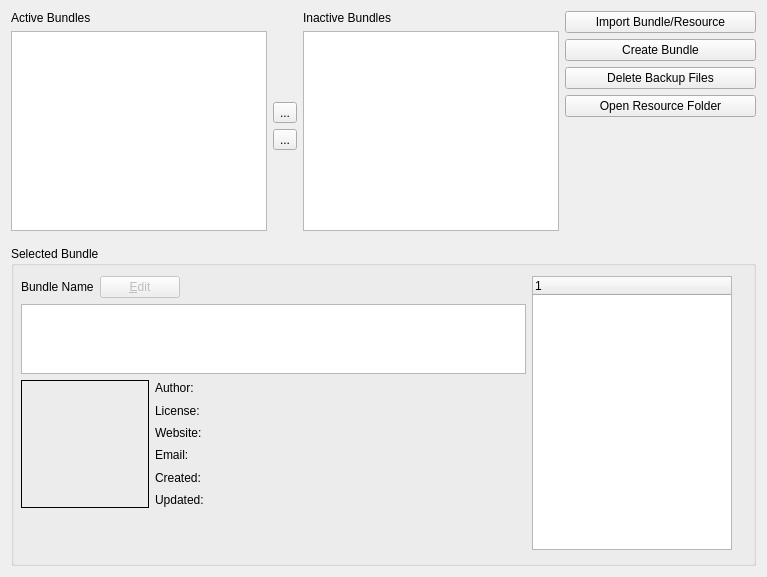
KDE/krita, file krita/plugins/extensions/resourcemanager/wdgdlgbundlemanager.ui: the form before one commit.
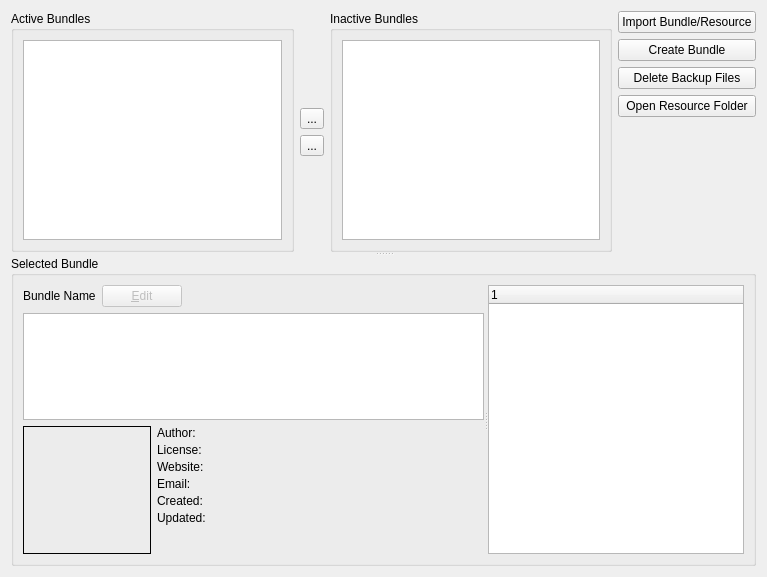
The form after the commit.

Commit message: BUG:348494 Reworked Resource Manager UI layout to work better when window is resized

Diff of the .ui file:
```diff
--- a/krita/plugins/extensions/resourcemanager/wdgdlgbundlemanager.ui
+++ b/krita/plugins/extensions/resourcemanager/wdgdlgbundlemanager.ui
@@ -12,22 +12,41 @@
   </property>
   <layout class="QVBoxLayout" name="verticalLayout_5">
    <item>
+    <widget class="QSplitter" name="splitter">
+     <property name="orientation">
+      <enum>Qt::Vertical</enum>
+     </property>
+     <property name="childrenCollapsible">
+      <bool>false</bool>
+     </property>
+     <widget class="QWidget" name="bundleOverviewContainer" native="true">
+      <property name="sizePolicy">
+       <sizepolicy hsizetype="Preferred" vsizetype="Preferred">
+        <horstretch>0</horstretch>
+        <verstretch>10</verstretch>
+       </sizepolicy>
+      </property>
     <layout class="QHBoxLayout" name="horizontalLayout">
+       <property name="leftMargin">
+        <number>0</number>
+       </property>
+       <property name="topMargin">
+        <number>0</number>
+       </property>
+       <property name="rightMargin">
+        <number>0</number>
+       </property>
+       <property name="bottomMargin">
+        <number>0</number>
+       </property>
      <item>
       <layout class="QVBoxLayout" name="verticalLayout_2">
        <item>
-        <widget class="QLabel" name="label">
-         <property name="sizePolicy">
-          <sizepolicy hsizetype="Preferred" vsizetype="Fixed">
-           <horstretch>0</horstretch>
-           <verstretch>0</verstretch>
-          </sizepolicy>
-         </property>
-         <property name="text">
+          <widget class="QGroupBox" name="groupBox">
+           <property name="title">
           <string>Active Bundles</string>
          </property>
-        </widget>
-       </item>
+           <layout class="QVBoxLayout" name="verticalLayout_6">
        <item>
         <widget class="QListWidget" name="listActive">
          <property name="sizePolicy">
@@ -42,12 +61,6 @@
            <height>200</height>
           </size>
          </property>
-         <property name="maximumSize">
-          <size>
-           <width>16777215</width>
-           <height>200</height>
-          </size>
-         </property>
          <property name="alternatingRowColors">
           <bool>true</bool>
          </property>
@@ -59,18 +72,8 @@
          </property>
         </widget>
        </item>
-       <item>
-        <spacer name="verticalSpacer_5">
-         <property name="orientation">
-          <enum>Qt::Vertical</enum>
-         </property>
-         <property name="sizeHint" stdset="0">
-          <size>
-           <width>20</width>
-           <height>40</height>
-          </size>
-         </property>
-        </spacer>
+           </layout>
+          </widget>
        </item>
       </layout>
      </item>
@@ -121,18 +124,17 @@
      <item>
       <layout class="QVBoxLayout" name="verticalLayout_3">
        <item>
-        <widget class="QLabel" name="label_2">
+          <widget class="QGroupBox" name="groupBox_2">
          <property name="sizePolicy">
-          <sizepolicy hsizetype="Preferred" vsizetype="Fixed">
+            <sizepolicy hsizetype="Preferred" vsizetype="Preferred">
            <horstretch>0</horstretch>
            <verstretch>0</verstretch>
           </sizepolicy>
          </property>
-         <property name="text">
+           <property name="title">
           <string>Inactive Bundles</string>
          </property>
-        </widget>
-       </item>
+           <layout class="QVBoxLayout" name="verticalLayout_7">
        <item>
         <widget class="QListWidget" name="listInactive">
          <property name="sizePolicy">
@@ -147,12 +149,6 @@
            <height>200</height>
           </size>
          </property>
-         <property name="maximumSize">
-          <size>
-           <width>16777215</width>
-           <height>200</height>
-          </size>
-         </property>
          <property name="selectionMode">
           <enum>QAbstractItemView::ExtendedSelection</enum>
          </property>
@@ -161,23 +157,16 @@
          </property>
         </widget>
        </item>
-       <item>
-        <spacer name="verticalSpacer_6">
-         <property name="orientation">
-          <enum>Qt::Vertical</enum>
-         </property>
-         <property name="sizeHint" stdset="0">
-          <size>
-           <width>20</width>
-           <height>40</height>
-          </size>
-         </property>
-        </spacer>
+           </layout>
+          </widget>
        </item>
       </layout>
      </item>
      <item>
       <layout class="QVBoxLayout" name="resourceActionsLayout">
+         <property name="sizeConstraint">
+          <enum>QLayout::SetMinimumSize</enum>
+         </property>
        <item>
         <widget class="QPushButton" name="importBundleButton">
          <property name="text">
@@ -188,7 +177,7 @@
        <item>
         <widget class="QPushButton" name="createBundleButton">
          <property name="sizePolicy">
-          <sizepolicy hsizetype="Preferred" vsizetype="Fixed">
+            <sizepolicy hsizetype="Minimum" vsizetype="Fixed">
            <horstretch>0</horstretch>
            <verstretch>0</verstretch>
           </sizepolicy>
@@ -201,7 +190,7 @@
        <item>
         <widget class="QPushButton" name="deleteBackupFilesButton">
          <property name="sizePolicy">
-          <sizepolicy hsizetype="Expanding" vsizetype="Fixed">
+            <sizepolicy hsizetype="Minimum" vsizetype="Fixed">
            <horstretch>0</horstretch>
            <verstretch>0</verstretch>
           </sizepolicy>
@@ -214,7 +203,7 @@
        <item>
         <widget class="QPushButton" name="openResourceFolderButton">
          <property name="sizePolicy">
-          <sizepolicy hsizetype="Expanding" vsizetype="Fixed">
+            <sizepolicy hsizetype="Minimum" vsizetype="Fixed">
            <horstretch>0</horstretch>
            <verstretch>0</verstretch>
           </sizepolicy>
@@ -240,11 +229,10 @@
       </layout>
      </item>
     </layout>
-   </item>
-   <item>
+     </widget>
     <widget class="QGroupBox" name="BundleSelectedGroupBox">
      <property name="sizePolicy">
-      <sizepolicy hsizetype="Preferred" vsizetype="Minimum">
+       <sizepolicy hsizetype="Preferred" vsizetype="Preferred">
        <horstretch>0</horstretch>
        <verstretch>0</verstretch>
       </sizepolicy>
@@ -252,30 +240,47 @@
      <property name="minimumSize">
       <size>
        <width>0</width>
-       <height>320</height>
+        <height>0</height>
       </size>
      </property>
      <property name="title">
       <string>Selected Bundle</string>
      </property>
-     <widget class="QWidget" name="">
-      <property name="geometry">
-       <rect>
-        <x>10</x>
-        <y>30</y>
-        <width>731</width>
-        <height>284</height>
-       </rect>
-      </property>
-      <layout class="QHBoxLayout" name="horizontalLayout_4">
-       <property name="rightMargin">
-        <number>20</number>
-       </property>
-       <property name="bottomMargin">
-        <number>10</number>
-       </property>
+      <layout class="QVBoxLayout" name="verticalLayout_8">
        <item>
+        <widget class="QSplitter" name="splitter_2">
+         <property name="sizePolicy">
+          <sizepolicy hsizetype="Expanding" vsizetype="Expanding">
+           <horstretch>0</horstretch>
+           <verstretch>0</verstretch>
+          </sizepolicy>
+         </property>
+         <property name="orientation">
+          <enum>Qt::Horizontal</enum>
+         </property>
+         <property name="childrenCollapsible">
+          <bool>false</bool>
+         </property>
+         <widget class="QWidget" name="selectedBundleInfoContainer" native="true">
+          <property name="sizePolicy">
+           <sizepolicy hsizetype="Preferred" vsizetype="Preferred">
+            <horstretch>10</horstretch>
+            <verstretch>0</verstretch>
+           </sizepolicy>
+          </property>
         <layout class="QVBoxLayout" name="verticalLayout_4">
+           <property name="leftMargin">
+            <number>0</number>
+           </property>
+           <property name="topMargin">
+            <number>0</number>
+           </property>
+           <property name="rightMargin">
+            <number>0</number>
+           </property>
+           <property name="bottomMargin">
+            <number>0</number>
+           </property>
          <item>
           <layout class="QHBoxLayout" name="horizontalLayout_2">
            <item>
@@ -316,21 +321,15 @@
          <item>
           <widget class="QPlainTextEdit" name="lblDescription">
            <property name="sizePolicy">
-            <sizepolicy hsizetype="Expanding" vsizetype="Fixed">
+              <sizepolicy hsizetype="Expanding" vsizetype="Maximum">
              <horstretch>0</horstretch>
-             <verstretch>0</verstretch>
+               <verstretch>10</verstretch>
             </sizepolicy>
            </property>
            <property name="minimumSize">
             <size>
              <width>0</width>
-             <height>70</height>
-            </size>
-           </property>
-           <property name="maximumSize">
-            <size>
-             <width>16777215</width>
-             <height>70</height>
+               <height>50</height>
             </size>
            </property>
            <property name="readOnly">
@@ -339,7 +338,9 @@
           </widget>
          </item>
          <item>
-          <layout class="QHBoxLayout" name="horizontalLayout_3">
+            <layout class="QHBoxLayout" name="horizontalLayout_3" stretch="0,0">
+             <item>
+              <layout class="QVBoxLayout" name="verticalLayout_9">
            <item>
             <widget class="QLabel" name="lblPreview">
              <property name="sizePolicy">
@@ -372,9 +373,27 @@
             </widget>
            </item>
            <item>
+                <spacer name="verticalSpacer_2">
+                 <property name="orientation">
+                  <enum>Qt::Vertical</enum>
+                 </property>
+                 <property name="sizeHint" stdset="0">
+                  <size>
+                   <width>20</width>
+                   <height>0</height>
+                  </size>
+                 </property>
+                </spacer>
+               </item>
+              </layout>
+             </item>
+             <item>
             <layout class="QGridLayout" name="gridLayout">
-             <item row="3" column="1">
-              <widget class="QLabel" name="lblEmail">
+               <property name="verticalSpacing">
+                <number>3</number>
+               </property>
+               <item row="0" column="1">
+                <widget class="QLabel" name="lblAuthor">
                <property name="text">
                 <string/>
                </property>
@@ -469,29 +488,28 @@
                </property>
               </widget>
              </item>
-            </layout>
-           </item>
-          </layout>
-         </item>
-         <item>
-          <spacer name="verticalSpacer_2">
+               <item row="6" column="0" colspan="2">
+                <spacer name="verticalSpacer_5">
            <property name="orientation">
             <enum>Qt::Vertical</enum>
            </property>
            <property name="sizeHint" stdset="0">
             <size>
              <width>20</width>
-             <height>40</height>
+                   <height>0</height>
             </size>
            </property>
           </spacer>
          </item>
         </layout>
        </item>
-       <item>
+            </layout>
+           </item>
+          </layout>
+         </widget>
         <widget class="QTreeWidget" name="listBundleContents">
          <property name="sizePolicy">
-          <sizepolicy hsizetype="Fixed" vsizetype="Minimum">
+           <sizepolicy hsizetype="Preferred" vsizetype="Expanding">
            <horstretch>0</horstretch>
            <verstretch>0</verstretch>
           </sizepolicy>
@@ -502,17 +520,12 @@
            <height>0</height>
           </size>
          </property>
-         <property name="maximumSize">
-          <size>
-           <width>175</width>
-           <height>16777215</height>
-          </size>
-         </property>
          <column>
           <property name="text">
            <string notr="true">1</string>
           </property>
          </column>
+         </widget>
         </widget>
        </item>
       </layout>
```
Left out of the diff: 50 changed lines with no effect on the pictures. Lines whose indentation alone changed are shown as unchanged.
